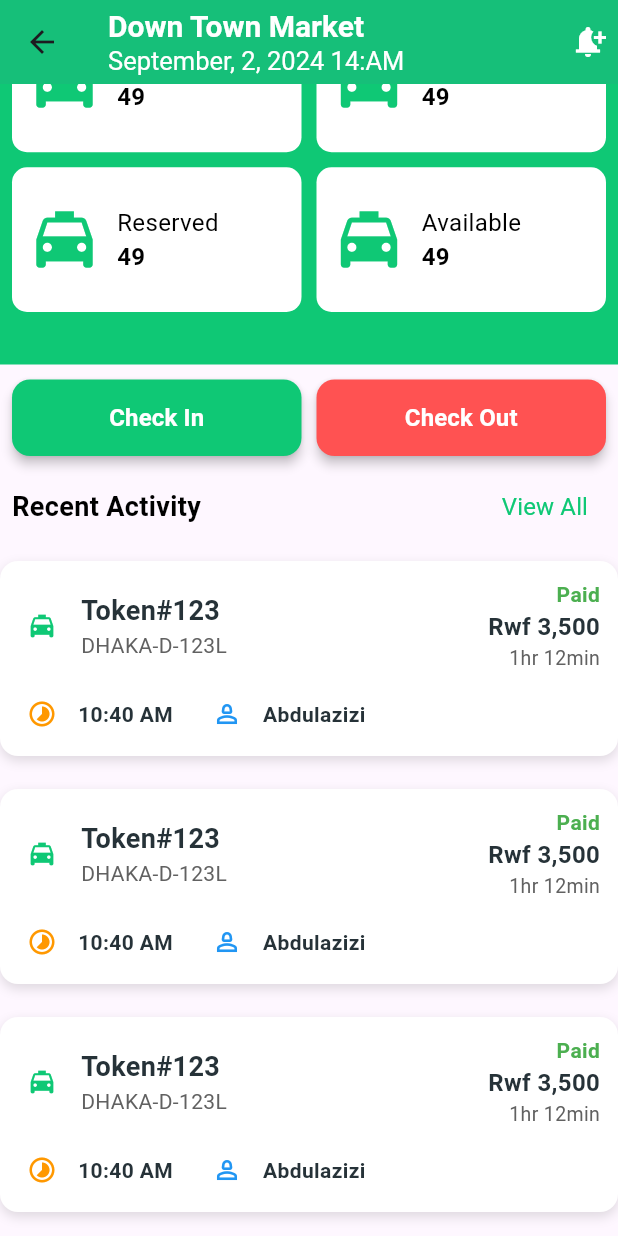
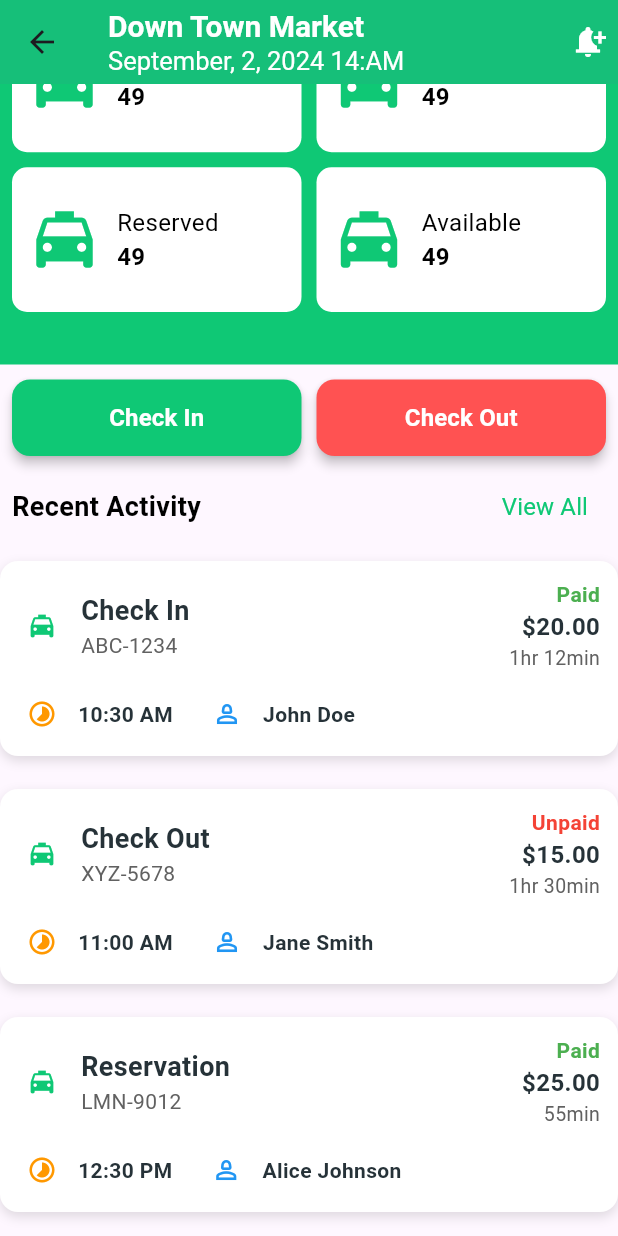
Before and after one commit to TWARIQABDUL/Smart_parking, a Flutter app: the Home screen opened by its route, scrolled down 59 dp, on a phone screen of 412 x 824 dp. Run offline on Flutter 3.47's test engine with Material 3 defaults, Android fonts, the phone set to English and light mode, and no system bars; our stand-ins replace flutter_form_builder, get, google_fonts.

Commit message:
[Feature] Adding Checkin screen

```diff
--- a/lib/views/home.dart
+++ b/lib/views/home.dart
@@ -86,7 +86,11 @@ class Home extends GetView {
         child: Row(
           mainAxisAlignment: MainAxisAlignment.spaceBetween,
           children: [
-            Custombutton(content: "Check In", bgColor: appColor),
+            Custombutton(content: "Check In", bgColor: appColor,
+              action: () {
+                Get.toNamed("/checkin");
+              },
+            ),
             const SizedBox(width: 10),
             Custombutton(content: "Check Out", bgColor: Colors.redAccent),
           ],
@@ -95,7 +99,7 @@ class Home extends GetView {
 
       const SizedBox(height: 10),
 
-      // Section Header
+
       Padding(
         padding: const EdgeInsets.symmetric(horizontal: 8.0),
         child: Row(
@@ -121,12 +125,36 @@ class Home extends GetView {
 
       const SizedBox(height: 6),
 
-      // List of Activities
-      const RecentActivity(),
+
+      const RecentActivity(
+        title: "Check In",
+        plateNumber: "ABC-1234",
+        status: true,
+        timeOut: "10:30 AM",
+        driverName: "John Doe",
+        amount: "\$20.00",
+        time: "1hr 12min",
+      ),
       const SizedBox(height: 10),
-      const RecentActivity(),
+      const RecentActivity(
+        title: "Check Out",
+        plateNumber: "XYZ-5678",
+        status: false,
+        timeOut: "11:00 AM",
+        driverName: "Jane Smith",
+        amount: "\$15.00",
+        time: "1hr 30min",
+      ),
       const SizedBox(height: 10),
-      const RecentActivity(),
+      const RecentActivity(
+        title: "Reservation",
+        plateNumber: "LMN-9012",
+        status: true,
+        time: "55min",
+        driverName: "Alice Johnson",
+        amount: "\$25.00",
+        timeOut: "12:30 PM",
+      ),
 
       const SizedBox(height: 10),
     ],
--- a/lib/views/widgets/custombutton.dart
+++ b/lib/views/widgets/custombutton.dart
@@ -4,9 +4,11 @@ import 'package:smart_parking/views/widgets/custom_text.dart';
 class Custombutton extends StatelessWidget {
   final String content;
   final Color bgColor;
+  final VoidCallback? action;
   const Custombutton({
     required this.content,
     required this.bgColor,
+    this.action,
     super.key
   });
 
@@ -23,7 +25,7 @@ class Custombutton extends StatelessWidget {
           padding: const EdgeInsets.symmetric(vertical: 14),
           elevation: 3,
         ),
-        onPressed: () {},
+        onPressed: action ?? (){},
         child: CustomText(
           content: content,
           textColor: Colors.white,
--- a/lib/views/widgets/recentcontainer.dart
+++ b/lib/views/widgets/recentcontainer.dart
@@ -3,7 +3,16 @@ import 'package:smart_parking/views/widgets/custom_text.dart';
 import 'package:smart_parking/utils/build_icon_circle.dart';
 
 class RecentActivity extends StatelessWidget {
-  const RecentActivity({super.key});
+  final String title;
+  final String plateNumber;
+  final bool status;
+  final String timeOut;
+
+  final String time;
+  final String driverName;
+  final String amount;
+
+  const RecentActivity({super.key, required this.title, required this.plateNumber, required this.status, required this.time, required this.driverName, required this.amount, required this.timeOut});
 
   @override
   Widget build(BuildContext context) {
@@ -37,12 +46,12 @@ class RecentActivity extends StatelessWidget {
                     crossAxisAlignment: CrossAxisAlignment.start,
                     children: [
                       CustomText(
-                        content: "Token#123",
+                        content: title,
                         fontWeight: FontWeight.bold,
                         fontSize: 18,
                       ),
                       CustomText(
-                        content: "DHAKA-D-123L",
+                        content: plateNumber,
                         textColor: Colors.grey[700],
                         fontSize: 14,
                       ),
@@ -54,18 +63,18 @@ class RecentActivity extends StatelessWidget {
                 crossAxisAlignment: CrossAxisAlignment.end,
                 children: [
                   CustomText(
-                    content: "Paid",
+                    content: status ? "Paid" : "Unpaid",
                     fontWeight: FontWeight.bold,
-                    textColor: Colors.green,
+                    textColor: status ? Colors.green : Colors.red,
                     fontSize: 14,
                   ),
                   CustomText(
-                    content: "Rwf 3,500",
+                    content: amount,
                     fontWeight: FontWeight.bold,
                     fontSize: 16,
                   ),
                   CustomText(
-                    content: "1hr 12min",
+                    content: time,
                     textColor: Colors.grey[700],
                     fontSize: 13,
                   ),
@@ -82,7 +91,7 @@ class RecentActivity extends StatelessWidget {
               buildIconCircle(Icons.timelapse_outlined, Colors.orange),
               const SizedBox(width: 8),
               CustomText(
-                content: "10:40 AM",
+                content: timeOut,
                 fontWeight: FontWeight.bold,
                 fontSize: 14,
               ),
@@ -90,7 +99,7 @@ class RecentActivity extends StatelessWidget {
               buildIconCircle(Icons.person_2_outlined, Colors.blue),
               const SizedBox(width: 8),
               CustomText(
-                content: "Abdulazizi",
+                content: driverName,
                 fontWeight: FontWeight.bold,
                 fontSize: 14,
               ),
--- a/pubspec.yaml
+++ b/pubspec.yaml
@@ -36,6 +36,7 @@ dependencies:
   cupertino_icons: ^1.0.8
   get: any
   google_fonts: ^6.3.0
+  flutter_form_builder: ^10.1.0
 
 dev_dependencies:
   flutter_test:
```
Also changed, not shown: lib/views/checkin.dart (+89 -1 lines), lib/views/widgets/custom_input.dart (added, +35 -0 lines), pubspec.lock.
